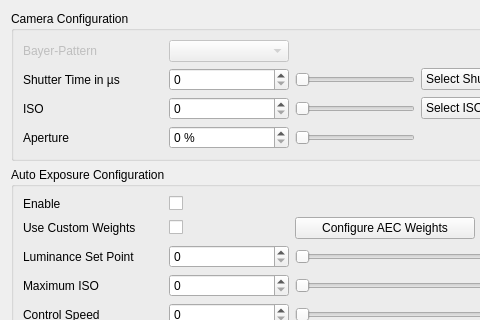
Qt form dct_widgets/inoutbox/inoutbox.ui (KAYA-Instruments/SDI-Control-Point) before a commit; both pictures show x 0 to 480 and y 0 to 320 of the 722 by 1049 pixel window.
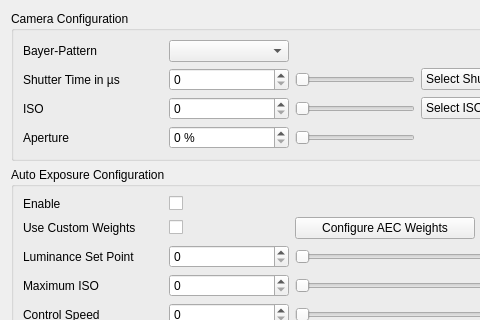
The same form after that commit.

Commit message:
Fixing tasks in comments
1. lblBayerPattern and cbxBayerPattern enable state is set to true.
2. Removed dead code.

Diff of the .ui file:
```diff
--- a/dct_widgets/inoutbox/inoutbox.ui
+++ b/dct_widgets/inoutbox/inoutbox.ui
@@ -157,7 +157,7 @@
       <item row="0" column="0">
        <widget class="QLabel" name="lblBayerPattern">
         <property name="enabled">
-         <bool>false</bool>
+         <bool>true</bool>
         </property>
         <property name="minimumSize">
          <size>
@@ -179,7 +179,7 @@
       <item row="0" column="1">
        <widget class="QComboBox" name="cbxBayerPattern">
         <property name="enabled">
-         <bool>false</bool>
+         <bool>true</bool>
         </property>
         <property name="minimumSize">
          <size>
```
The commit also changes 1 other file.
